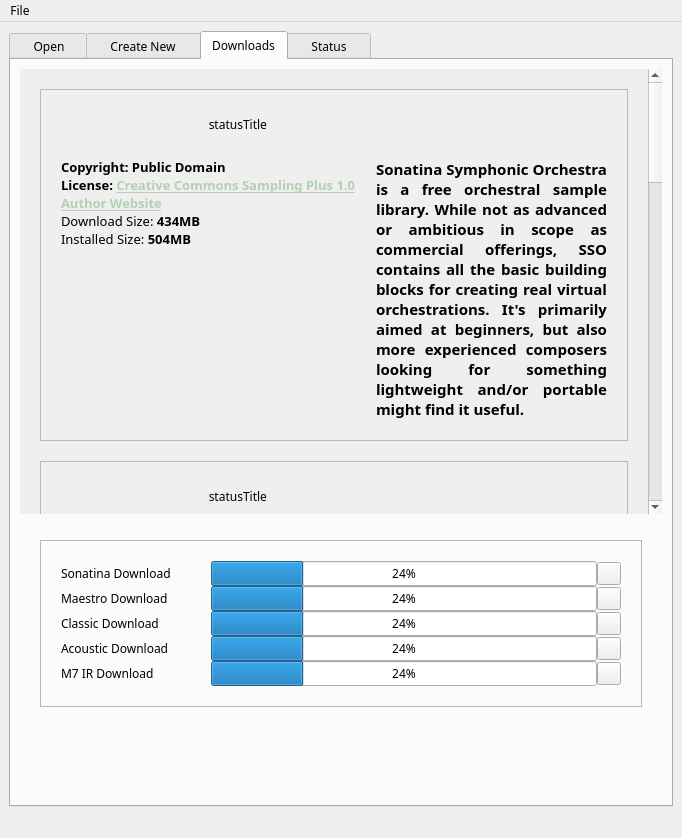
This is oostudio/OOStudioBase.ui in ccherrett/oom as Qt 5 draws it before an edit. The edited form follows.
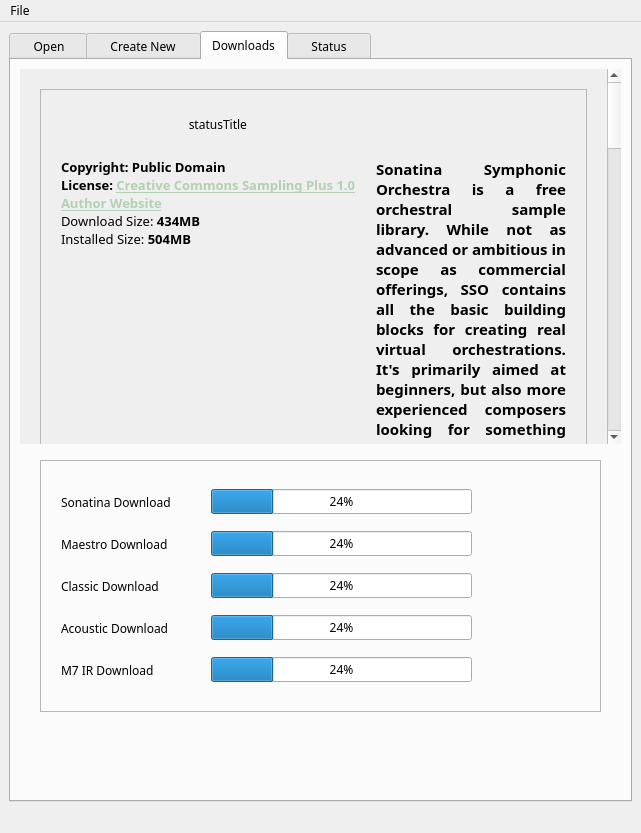
This is the edited form. The open tabs and pages were chosen to show the change.

Commit message: OOStudio: Download manager is now working and extracting files

What changed in the file:
```diff
--- a/oostudio/OOStudioBase.ui
+++ b/oostudio/OOStudioBase.ui
@@ -6,8 +6,8 @@
    <rect>
     <x>0</x>
     <y>0</y>
-    <width>682</width>
-    <height>838</height>
+    <width>641</width>
+    <height>833</height>
    </rect>
   </property>
   <property name="font">
@@ -1134,9 +1134,9 @@
               <property name="geometry">
                <rect>
                 <x>0</x>
-                <y>-1336</y>
-                <width>636</width>
-                <height>1836</height>
+                <y>-1096</y>
+                <width>595</width>
+                <height>1931</height>
                </rect>
               </property>
               <property name="autoFillBackground">
@@ -2181,8 +2181,8 @@
 &lt;p style=&quot; margin-top:0px; margin-bottom:0px; margin-left:0px; margin-right:0px; -qt-block-indent:0; text-indent:0px;&quot;&gt;&lt;span style=&quot; font-weight:600;&quot;&gt;Copyright: Completely FREE&lt;/span&gt;&lt;/p&gt;
 &lt;p style=&quot; margin-top:0px; margin-bottom:0px; margin-left:0px; margin-right:0px; -qt-block-indent:0; text-indent:0px;&quot;&gt;&lt;span style=&quot; font-weight:600;&quot;&gt;License: DonationWare - non-commercial&lt;/span&gt;&lt;/p&gt;
 &lt;p style=&quot; margin-top:0px; margin-bottom:0px; margin-left:0px; margin-right:0px; -qt-block-indent:0; text-indent:0px;&quot;&gt;&lt;a href=&quot;http://www.samplicity.com/bricasti-m7-impulse-responses/&quot;&gt;&lt;span style=&quot; font-weight:600; text-decoration: underline; color:#b3d0b3;&quot;&gt;Author Website&lt;/span&gt;&lt;/a&gt;&lt;/p&gt;
-&lt;p style=&quot; margin-top:0px; margin-bottom:0px; margin-left:0px; margin-right:0px; -qt-block-indent:0; text-indent:0px;&quot;&gt;Download Size: &lt;span style=&quot; font-weight:600;&quot;&gt;@44.1Khz&lt;/span&gt; &lt;span style=&quot; font-weight:600;&quot;&gt;248MB - @48Khz 270MB&lt;/span&gt;&lt;/p&gt;
-&lt;p style=&quot; margin-top:0px; margin-bottom:0px; margin-left:0px; margin-right:0px; -qt-block-indent:0; text-indent:0px;&quot;&gt;Installed Size: &lt;span style=&quot; font-weight:600;&quot;&gt;@44.1Khz 268MB - @48Khz 291MB&lt;/span&gt;&lt;/p&gt;&lt;/body&gt;&lt;/html&gt;</string>
+&lt;p style=&quot; margin-top:0px; margin-bottom:0px; margin-left:0px; margin-right:0px; -qt-block-indent:0; text-indent:0px;&quot;&gt;Download Size: &lt;span style=&quot; font-weight:600;&quot;&gt;270MB&lt;/span&gt;&lt;/p&gt;
+&lt;p style=&quot; margin-top:0px; margin-bottom:0px; margin-left:0px; margin-right:0px; -qt-block-indent:0; text-indent:0px;&quot;&gt;Installed Size: &lt;span style=&quot; font-weight:600;&quot;&gt;291MB&lt;/span&gt;&lt;/p&gt;&lt;/body&gt;&lt;/html&gt;</string>
                         </property>
                         <property name="openExternalLinks">
                          <bool>true</bool>
@@ -2331,9 +2331,18 @@
              <property name="spacing">
               <number>0</number>
              </property>
-             <property name="margin">
+             <property name="leftMargin">
               <number>20</number>
              </property>
+             <property name="topMargin">
+              <number>10</number>
+             </property>
+             <property name="rightMargin">
+              <number>20</number>
+             </property>
+             <property name="bottomMargin">
+              <number>10</number>
+             </property>
              <item>
               <widget class="QFrame" name="m_progressBox">
                <property name="frameShape">
@@ -2394,6 +2403,15 @@
                     <property name="text">
                      <string/>
                     </property>
+                    <property name="iconSize">
+                     <size>
+                      <width>100</width>
+                      <height>35</height>
+                     </size>
+                    </property>
+                    <property name="autoRaise">
+                     <bool>true</bool>
+                    </property>
                    </widget>
                   </item>
                  </layout>
@@ -2443,6 +2461,15 @@
                     <property name="text">
                      <string/>
                     </property>
+                    <property name="iconSize">
+                     <size>
+                      <width>100</width>
+                      <height>35</height>
+                     </size>
+                    </property>
+                    <property name="autoRaise">
+                     <bool>true</bool>
+                    </property>
                    </widget>
                   </item>
                  </layout>
@@ -2492,6 +2519,15 @@
                     <property name="text">
                      <string/>
                     </property>
+                    <property name="iconSize">
+                     <size>
+                      <width>100</width>
+                      <height>35</height>
+                     </size>
+                    </property>
+                    <property name="autoRaise">
+                     <bool>true</bool>
+                    </property>
                    </widget>
                   </item>
                  </layout>
@@ -2541,6 +2577,15 @@
                     <property name="text">
                      <string/>
                     </property>
+                    <property name="iconSize">
+                     <size>
+                      <width>100</width>
+                      <height>35</height>
+                     </size>
+                    </property>
+                    <property name="autoRaise">
+                     <bool>true</bool>
+                    </property>
                    </widget>
                   </item>
                  </layout>
@@ -2590,6 +2635,15 @@
                     <property name="text">
                      <string/>
                     </property>
+                    <property name="iconSize">
+                     <size>
+                      <width>100</width>
+                      <height>35</height>
+                     </size>
+                    </property>
+                    <property name="autoRaise">
+                     <bool>true</bool>
+                    </property>
                    </widget>
                   </item>
                  </layout>
@@ -2895,7 +2949,7 @@
     <rect>
      <x>0</x>
      <y>0</y>
-     <width>682</width>
+     <width>641</width>
      <height>24</height>
     </rect>
    </property>
```
The commit also changes 16 other files.
